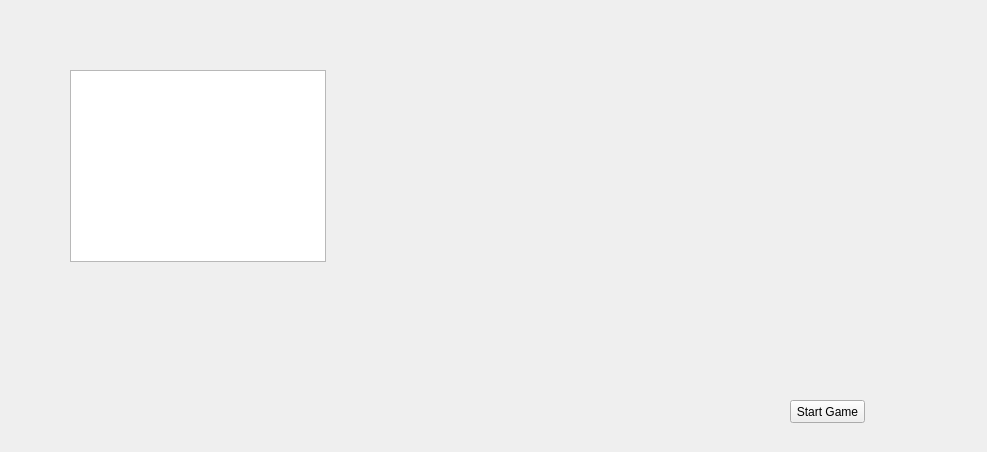
First picture: the form in ProjectHiawatha/gameoptions.ui, repository Alex-BusNet/ProjectHiawatha, before the edit.
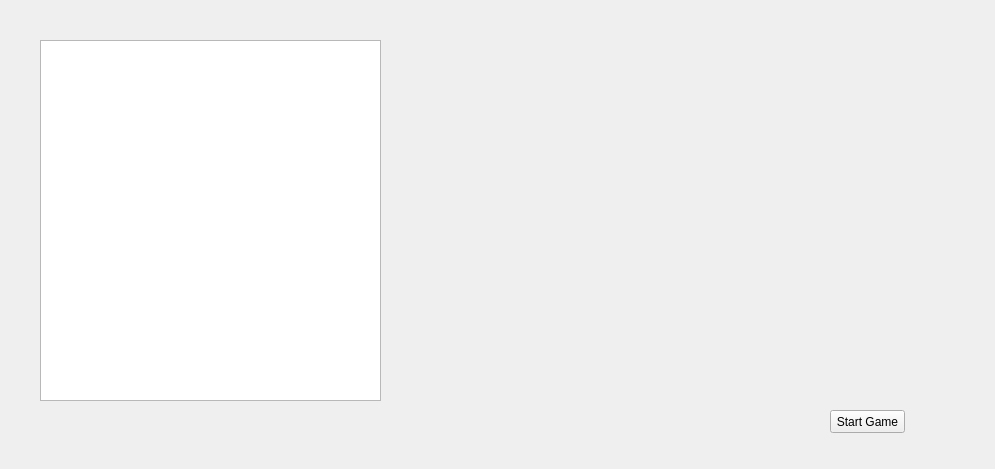
Second picture: the form after the edit.

What changed in the file:
```diff
--- a/ProjectHiawatha/gameoptions.ui
+++ b/ProjectHiawatha/gameoptions.ui
@@ -6,18 +6,28 @@
    <rect>
     <x>0</x>
     <y>0</y>
-    <width>987</width>
-    <height>452</height>
+    <width>995</width>
+    <height>469</height>
    </rect>
   </property>
   <property name="windowTitle">
    <string>Form</string>
   </property>
+  <widget class="QListWidget" name="listWidget">
+   <property name="geometry">
+    <rect>
+     <x>40</x>
+     <y>40</y>
+     <width>341</width>
+     <height>361</height>
+    </rect>
+   </property>
+  </widget>
   <widget class="QPushButton" name="pushButton">
    <property name="geometry">
     <rect>
-     <x>790</x>
-     <y>400</y>
+     <x>830</x>
+     <y>410</y>
      <width>75</width>
      <height>23</height>
     </rect>
@@ -26,16 +36,6 @@
     <string>Start Game</string>
    </property>
   </widget>
-  <widget class="QListWidget" name="listWidget">
-   <property name="geometry">
-    <rect>
-     <x>70</x>
-     <y>70</y>
-     <width>256</width>
-     <height>192</height>
-    </rect>
-   </property>
-  </widget>
  </widget>
  <resources/>
  <connections/>
```
